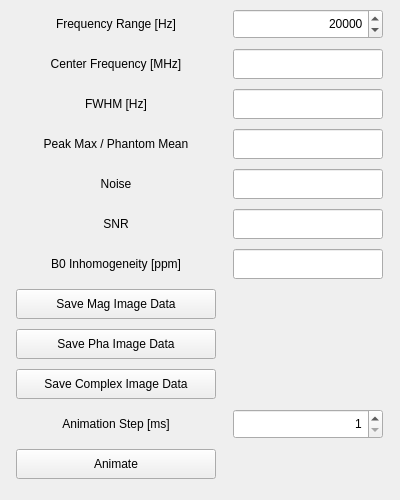
The window that Applications/relax2/ui/plotview.ui (OpenMRI/ocra) describes before a commit, drawn with Qt 5.
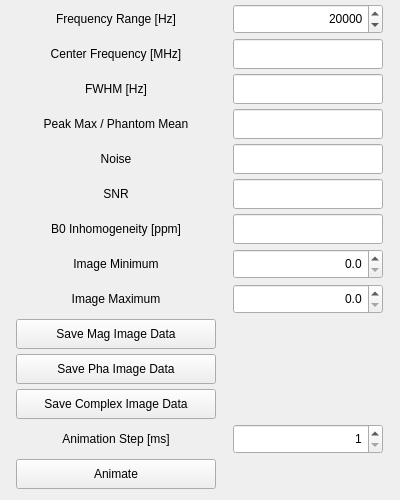
The same window after the commit.

What changed in the file:
```diff
--- a/Applications/relax2/ui/plotview.ui
+++ b/Applications/relax2/ui/plotview.ui
@@ -50,69 +50,25 @@
     <property name="spacing">
      <number>5</number>
     </property>
-    <item row="3" column="1">
-     <widget class="QLineEdit" name="Peak_lineEdit">
+    <item row="1" column="0">
+     <widget class="QLabel" name="label_2">
       <property name="minimumSize">
        <size>
-        <width>150</width>
+        <width>200</width>
         <height>30</height>
        </size>
       </property>
       <property name="maximumSize">
        <size>
-        <width>150</width>
+        <width>200</width>
         <height>30</height>
        </size>
       </property>
-      <property name="alignment">
-       <set>Qt::AlignRight|Qt::AlignTrailing|Qt::AlignVCenter</set>
+      <property name="text">
+       <string>Center Frequency [MHz]</string>
       </property>
-      <property name="readOnly">
-       <bool>true</bool>
-      </property>
-     </widget>
-    </item>
-    <item row="1" column="1">
-     <widget class="QLineEdit" name="Center_Frequency_lineEdit">
-      <property name="minimumSize">
-       <size>
-        <width>150</width>
-        <height>30</height>
-       </size>
-      </property>
-      <property name="maximumSize">
-       <size>
-        <width>150</width>
-        <height>30</height>
-       </size>
-      </property>
       <property name="alignment">
-       <set>Qt::AlignRight|Qt::AlignTrailing|Qt::AlignVCenter</set>
-      </property>
-      <property name="readOnly">
-       <bool>true</bool>
-      </property>
-     </widget>
-    </item>
-    <item row="5" column="1">
-     <widget class="QLineEdit" name="SNR_lineEdit">
-      <property name="minimumSize">
-       <size>
-        <width>150</width>
-        <height>30</height>
-       </size>
-      </property>
-      <property name="maximumSize">
-       <size>
-        <width>150</width>
-        <height>30</height>
-       </size>
-      </property>
-      <property name="alignment">
-       <set>Qt::AlignRight|Qt::AlignTrailing|Qt::AlignVCenter</set>
-      </property>
-      <property name="readOnly">
-       <bool>true</bool>
+       <set>Qt::AlignCenter</set>
       </property>
      </widget>
     </item>
@@ -138,25 +94,69 @@
       </property>
      </widget>
     </item>
-    <item row="4" column="1">
-     <widget class="QLineEdit" name="Noise_lineEdit">
+    <item row="10" column="0">
+     <widget class="QPushButton" name="Save_Pha_Image_Data_pushButton">
       <property name="minimumSize">
        <size>
-        <width>150</width>
+        <width>200</width>
         <height>30</height>
        </size>
       </property>
       <property name="maximumSize">
        <size>
-        <width>150</width>
+        <width>200</width>
         <height>30</height>
        </size>
+      </property>
+      <property name="text">
+       <string>Save Pha Image Data</string>
+      </property>
+      <property name="autoDefault">
+       <bool>false</bool>
+      </property>
+     </widget>
+    </item>
+    <item row="8" column="0">
+     <widget class="QLabel" name="label_10">
+      <property name="minimumSize">
+       <size>
+        <width>200</width>
+        <height>30</height>
+       </size>
+      </property>
+      <property name="maximumSize">
+       <size>
+        <width>200</width>
+        <height>30</height>
+       </size>
+      </property>
+      <property name="text">
+       <string>Image Maximum</string>
       </property>
       <property name="alignment">
-       <set>Qt::AlignRight|Qt::AlignTrailing|Qt::AlignVCenter</set>
+       <set>Qt::AlignCenter</set>
       </property>
-      <property name="readOnly">
-       <bool>true</bool>
+     </widget>
+    </item>
+    <item row="9" column="0">
+     <widget class="QPushButton" name="Save_Mag_Image_Data_pushButton">
+      <property name="minimumSize">
+       <size>
+        <width>200</width>
+        <height>30</height>
+       </size>
+      </property>
+      <property name="maximumSize">
+       <size>
+        <width>200</width>
+        <height>30</height>
+       </size>
+      </property>
+      <property name="text">
+       <string>Save Mag Image Data</string>
+      </property>
+      <property name="autoDefault">
+       <bool>false</bool>
       </property>
      </widget>
     </item>
@@ -182,6 +182,100 @@
       </property>
      </widget>
     </item>
+    <item row="13" column="0">
+     <widget class="QPushButton" name="Animate_pushButton">
+      <property name="minimumSize">
+       <size>
+        <width>200</width>
+        <height>30</height>
+       </size>
+      </property>
+      <property name="maximumSize">
+       <size>
+        <width>200</width>
+        <height>30</height>
+       </size>
+      </property>
+      <property name="text">
+       <string>Animate</string>
+      </property>
+      <property name="autoDefault">
+       <bool>false</bool>
+      </property>
+     </widget>
+    </item>
+    <item row="12" column="0">
+     <widget class="QLabel" name="label_8">
+      <property name="minimumSize">
+       <size>
+        <width>200</width>
+        <height>30</height>
+       </size>
+      </property>
+      <property name="maximumSize">
+       <size>
+        <width>200</width>
+        <height>30</height>
+       </size>
+      </property>
+      <property name="text">
+       <string>Animation Step [ms]</string>
+      </property>
+      <property name="alignment">
+       <set>Qt::AlignCenter</set>
+      </property>
+     </widget>
+    </item>
+    <item row="11" column="0">
+     <widget class="QPushButton" name="Save_Image_Data_pushButton">
+      <property name="minimumSize">
+       <size>
+        <width>200</width>
+        <height>30</height>
+       </size>
+      </property>
+      <property name="maximumSize">
+       <size>
+        <width>200</width>
+        <height>30</height>
+       </size>
+      </property>
+      <property name="text">
+       <string>Save Complex Image Data</string>
+      </property>
+      <property name="autoDefault">
+       <bool>false</bool>
+      </property>
+     </widget>
+    </item>
+    <item row="12" column="1">
+     <widget class="QSpinBox" name="Animation_Step_spinBox">
+      <property name="minimumSize">
+       <size>
+        <width>150</width>
+        <height>30</height>
+       </size>
+      </property>
+      <property name="maximumSize">
+       <size>
+        <width>150</width>
+        <height>30</height>
+       </size>
+      </property>
+      <property name="alignment">
+       <set>Qt::AlignRight|Qt::AlignTrailing|Qt::AlignVCenter</set>
+      </property>
+      <property name="minimum">
+       <number>1</number>
+      </property>
+      <property name="maximum">
+       <number>2000</number>
+      </property>
+      <property name="singleStep">
+       <number>100</number>
+      </property>
+     </widget>
+    </item>
     <item row="4" column="0">
      <widget class="QLabel" name="label_6">
       <property name="minimumSize">
@@ -226,6 +320,28 @@
       </property>
      </widget>
     </item>
+    <item row="1" column="1">
+     <widget class="QLineEdit" name="Center_Frequency_lineEdit">
+      <property name="minimumSize">
+       <size>
+        <width>150</width>
+        <height>30</height>
+       </size>
+      </property>
+      <property name="maximumSize">
+       <size>
+        <width>150</width>
+        <height>30</height>
+       </size>
+      </property>
+      <property name="alignment">
+       <set>Qt::AlignRight|Qt::AlignTrailing|Qt::AlignVCenter</set>
+      </property>
+      <property name="readOnly">
+       <bool>true</bool>
+      </property>
+     </widget>
+    </item>
     <item row="0" column="1">
      <widget class="QSpinBox" name="Frequncyaxisrange_spinBox">
       <property name="minimumSize">
@@ -257,8 +373,74 @@
       </property>
      </widget>
     </item>
-    <item row="2" column="1">
-     <widget class="QLineEdit" name="FWHM_lineEdit">
+    <item row="7" column="0">
+     <widget class="QLabel" name="label_9">
+      <property name="minimumSize">
+       <size>
+        <width>200</width>
+        <height>30</height>
+       </size>
+      </property>
+      <property name="maximumSize">
+       <size>
+        <width>200</width>
+        <height>30</height>
+       </size>
+      </property>
+      <property name="text">
+       <string>Image Minimum</string>
+      </property>
+      <property name="alignment">
+       <set>Qt::AlignCenter</set>
+      </property>
+     </widget>
+    </item>
+    <item row="5" column="1">
+     <widget class="QLineEdit" name="SNR_lineEdit">
+      <property name="minimumSize">
+       <size>
+        <width>150</width>
+        <height>30</height>
+       </size>
+      </property>
+      <property name="maximumSize">
+       <size>
+        <width>150</width>
+        <height>30</height>
+       </size>
+      </property>
+      <property name="alignment">
+       <set>Qt::AlignRight|Qt::AlignTrailing|Qt::AlignVCenter</set>
+      </property>
+      <property name="readOnly">
+       <bool>true</bool>
+      </property>
+     </widget>
+    </item>
+    <item row="3" column="1">
+     <widget class="QLineEdit" name="Peak_lineEdit">
+      <property name="minimumSize">
+       <size>
+        <width>150</width>
+        <height>30</height>
+       </size>
+      </property>
+      <property name="maximumSize">
+       <size>
+        <width>150</width>
+        <height>30</height>
+       </size>
+      </property>
+      <property name="alignment">
+       <set>Qt::AlignRight|Qt::AlignTrailing|Qt::AlignVCenter</set>
+      </property>
+      <property name="readOnly">
+       <bool>true</bool>
+      </property>
+     </widget>
+    </item>
+    <item row="6" column="1">
+     <widget class="QLineEdit" name="Inhomogeneity_lineEdit">
       <property name="minimumSize">
        <size>
         <width>150</width>
@@ -301,25 +483,25 @@
       </property>
      </widget>
     </item>
-    <item row="1" column="0">
-     <widget class="QLabel" name="label_2">
+    <item row="2" column="1">
+     <widget class="QLineEdit" name="FWHM_lineEdit">
       <property name="minimumSize">
        <size>
-        <width>200</width>
+        <width>150</width>
         <height>30</height>
        </size>
       </property>
       <property name="maximumSize">
        <size>
-        <width>200</width>
+        <width>150</width>
         <height>30</height>
        </size>
       </property>
-      <property name="text">
-       <string>Center Frequency [MHz]</string>
-      </property>
       <property name="alignment">
-       <set>Qt::AlignCenter</set>
+       <set>Qt::AlignRight|Qt::AlignTrailing|Qt::AlignVCenter</set>
+      </property>
+      <property name="readOnly">
+       <bool>true</bool>
       </property>
      </widget>
     </item>
@@ -345,8 +527,8 @@
       </property>
      </widget>
     </item>
-    <item row="6" column="1">
-     <widget class="QLineEdit" name="Inhomogeneity_lineEdit">
+    <item row="4" column="1">
+     <widget class="QLineEdit" name="Noise_lineEdit">
       <property name="minimumSize">
        <size>
         <width>150</width>
@@ -367,98 +549,35 @@
       </property>
      </widget>
     </item>
-    <item row="7" column="0">
-     <widget class="QPushButton" name="Save_Mag_Image_Data_pushButton">
+    <item row="7" column="1">
+     <widget class="QDoubleSpinBox" name="Image_Minimum_doubleSpinBox">
       <property name="minimumSize">
        <size>
-        <width>200</width>
+        <width>150</width>
         <height>30</height>
        </size>
       </property>
       <property name="maximumSize">
        <size>
-        <width>200</width>
+        <width>150</width>
         <height>30</height>
        </size>
       </property>
-      <property name="text">
-       <string>Save Mag Image Data</string>
+      <property name="alignment">
+       <set>Qt::AlignRight|Qt::AlignTrailing|Qt::AlignVCenter</set>
       </property>
-      <property name="autoDefault">
-       <bool>false</bool>
+      <property name="decimals">
+       <number>1</number>
       </property>
-     </widget>
-    </item>
-    <item row="8" column="0">
-     <widget class="QPushButton" name="Save_Pha_Image_Data_pushButton">
-      <property name="minimumSize">
-       <size>
-        <width>200</width>
-        <height>30</height>
-       </size>
+      <property name="maximum">
+       <double>10000.000000000000000</double>
       </property>
-      <property name="maximumSize">
-       <size>
-        <width>200</width>
-        <height>30</height>
-       </size>
-      </property>
-      <property name="text">
-       <string>Save Pha Image Data</string>
-      </property>
-      <property name="autoDefault">
-       <bool>false</bool>
-      </property>
      </widget>
     </item>
-    <item row="9" column="0">
-     <widget class="QPushButton" name="Save_Image_Data_pushButton">
+    <item row="8" column="1">
+     <widget class="QDoubleSpinBox" name="Image_Maximum_doubleSpinBox">
       <property name="minimumSize">
        <size>
-        <width>200</width>
-        <height>30</height>
-       </size>
-      </property>
-      <property name="maximumSize">
-       <size>
-        <width>200</width>
-        <height>30</height>
-       </size>
-      </property>
-      <property name="text">
-       <string>Save Complex Image Data</string>
-      </property>
-      <property name="autoDefault">
-       <bool>false</bool>
-      </property>
-     </widget>
-    </item>
-    <item row="10" column="0">
-     <widget class="QLabel" name="label_8">
-      <property name="minimumSize">
-       <size>
-        <width>200</width>
-        <height>30</height>
-       </size>
-      </property>
-      <property name="maximumSize">
-       <size>
-        <width>200</width>
-        <height>30</height>
-       </size>
-      </property>
-      <property name="text">
-       <string>Animation Step [ms]</string>
-      </property>
-      <property name="alignment">
-       <set>Qt::AlignCenter</set>
-      </property>
-     </widget>
-    </item>
-    <item row="10" column="1">
-     <widget class="QSpinBox" name="Animation_Step_spinBox">
-      <property name="minimumSize">
-       <size>
         <width>150</width>
         <height>30</height>
        </size>
@@ -472,36 +591,11 @@
       <property name="alignment">
        <set>Qt::AlignRight|Qt::AlignTrailing|Qt::AlignVCenter</set>
       </property>
-      <property name="minimum">
+      <property name="decimals">
        <number>1</number>
       </property>
       <property name="maximum">
-       <number>2000</number>
-      </property>
-      <property name="singleStep">
-       <number>100</number>
-      </property>
-     </widget>
-    </item>
-    <item row="11" column="0">
-     <widget class="QPushButton" name="Animate_pushButton">
-      <property name="minimumSize">
-       <size>
-        <width>200</width>
-        <height>30</height>
-       </size>
-      </property>
-      <property name="maximumSize">
-       <size>
-        <width>200</width>
-        <height>30</height>
-       </size>
-      </property>
-      <property name="text">
-       <string>Animate</string>
-      </property>
-      <property name="autoDefault">
-       <bool>false</bool>
+       <double>10000.000000000000000</double>
       </property>
      </widget>
     </item>
```
